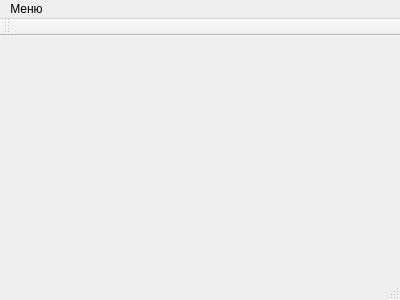
Qt form Area/mainwindow.ui (KirillLyanoy/visualProgramming2) before a commit.
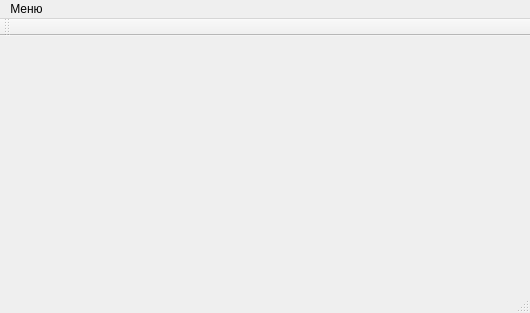
The same form after that commit.

Diff of the .ui file:
```diff
--- a/Area/mainwindow.ui
+++ b/Area/mainwindow.ui
@@ -6,21 +6,23 @@
    <rect>
     <x>0</x>
     <y>0</y>
-    <width>400</width>
-    <height>300</height>
+    <width>530</width>
+    <height>313</height>
    </rect>
   </property>
   <property name="windowTitle">
    <string>MainWindow</string>
   </property>
-  <widget class="QWidget" name="centralWidget"/>
+  <widget class="QWidget" name="centralWidget">
+   <layout class="QVBoxLayout" name="verticalLayout"/>
+  </widget>
   <widget class="QMenuBar" name="menuBar">
    <property name="geometry">
     <rect>
      <x>0</x>
      <y>0</y>
-     <width>400</width>
-     <height>21</height>
+     <width>530</width>
+     <height>20</height>
     </rect>
    </property>
    <widget class="QMenu" name="menu">
```
